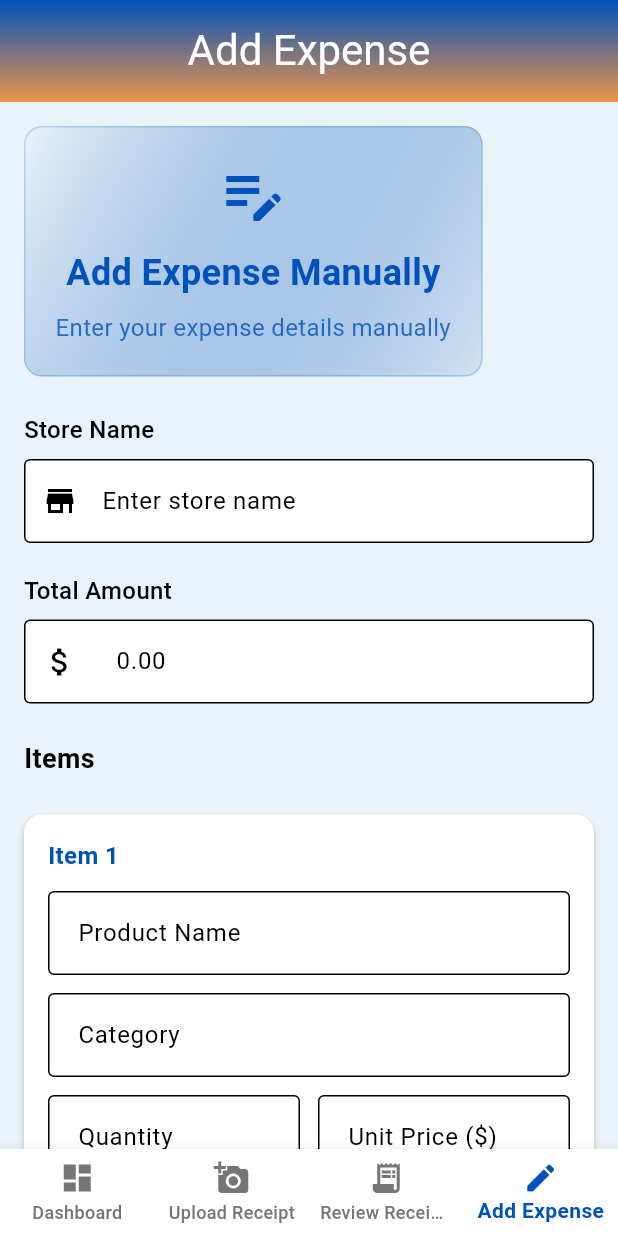
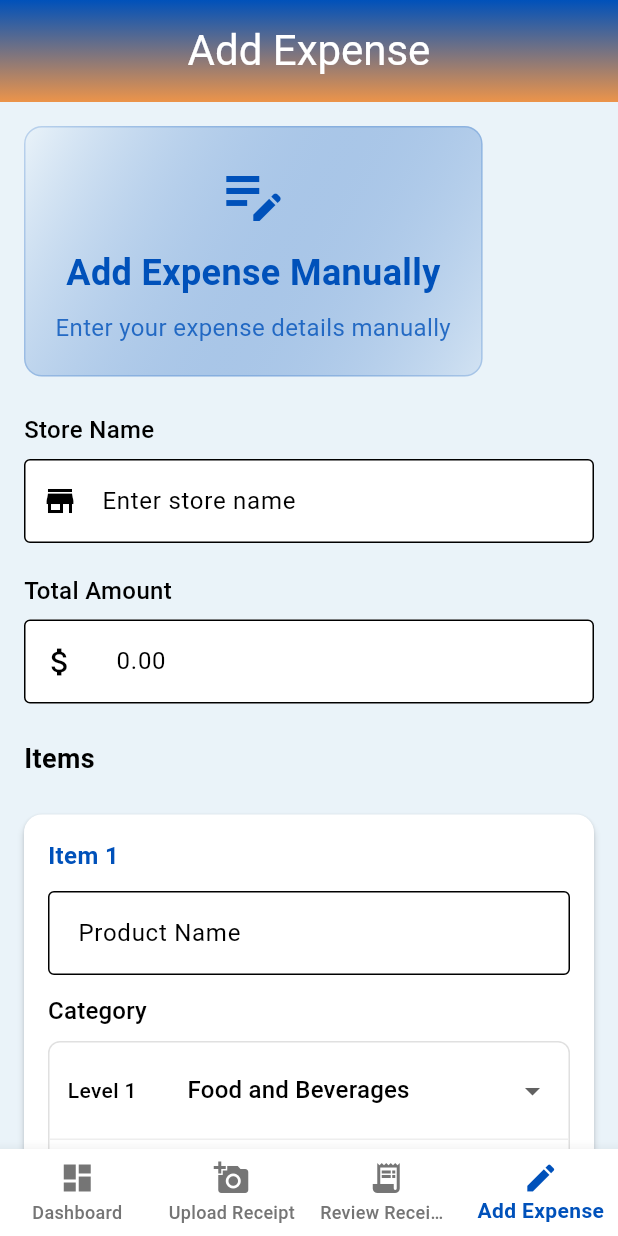
Before and after one commit to Nyamtulla/KDSC_COLAPP, a Flutter app: the AddExpenseScreen screen opened directly, on a phone screen of 412 x 824 dp. Run offline on Flutter 3.47's test engine with Material 3 defaults, Android fonts, the phone set to English and light mode, and no system bars; our stand-ins replace dropdown_search, fl_chart, google_fonts, image_cropper, image_picker; Roboto replaces fonts that are missing (Satisfy).

Commit message:
making category static instead of api call

```diff
--- /dev/null
+++ b/colapp/frontend/lib/utils/categories.dart
@@ -0,0 +1,161 @@
+// BLS Consumer Price Index (CPI) Categories - Static Data
+// This file contains the complete BLS CPI category hierarchy
+// Used by both frontend category picker and LLM parsing
+
+class BLSCategories {
+  static const Map<String, dynamic> hierarchy = {
+    'Food and Beverages': {
+      'Food at home': [
+        'Cereals and bakery products',
+        'Meats, poultry, fish, and eggs',
+        'Dairy and related products',
+        'Fruits and vegetables',
+        'Nonalcoholic beverages and beverage materials',
+        'Other food at home'
+      ],
+      'Food away from home': [
+        'Full service meals and snacks',
+        'Limited service meals and snacks',
+        'Food at employee sites and schools',
+        'Food at elementary and secondary schools',
+        'Food from vending machines and mobile vendors',
+        'Other food away from home'
+      ],
+      'Alcoholic beverages': [
+        'Beer, ale, and other malt beverages at home',
+        'Beer, ale, and other malt beverages away from home',
+        'Wine at home',
+        'Wine away from home',
+        'Distilled spirits at home',
+        'Distilled spirits away from home'
+      ]
+    },
+    'Housing': {
+      'Shelter': [
+        'Rent of primary residence',
+        'Lodging away from home',
+        'Owners equivalent rent of residences',
+        'Tenants and household insurance'
+      ],
+      'Fuels and utilities': [
+        'Fuel oil and other fuels',
+        'Gas (piped) and electricity',
+        'Water and sewer and trash collection services'
+      ],
+      'Household furnishings and operations': [
+        'Window and floor coverings and other linens',
+        'Furniture and bedding',
+        'Appliances',
+        'Tools, hardware, outdoor equipment and supplies',
+        'Housekeeping supplies',
+        'Household cleaning products',
+        'Paper and plastic products',
+        'Miscellaneous household products',
+        'Household operations'
+      ]
+    },
+    'Apparel': {
+      'Apparel': [
+        'Men\'s and boys\' apparel',
+        'Women\'s and girls\' apparel',
+        'Infants\' and toddlers\' apparel',
+        'Footwear',
+        'Jewelry and watches'
+      ]
+    },
+    'Transportation': {
+      'Private transportation': [
+        'New and used motor vehicles',
+        'Motor fuel',
+        'Motor vehicle parts and equipment',
+        'Motor vehicle maintenance and repair',
+        'Motor vehicle insurance',
+        'Motor vehicle fees'
+      ],
+      'Public transportation': [
+        'Airline fare',
+        'Other intercity transportation',
+        'Intracity transportation'
+      ]
+    },
+    'Medical Care': {
+      'Medical care commodities': [
+        'Medicinal drugs',
+        'Medical equipment and supplies'
+      ],
+      'Medical care services': [
+        'Professional services',
+        'Hospital and related services',
+        'Health insurance'
+      ]
+    },
+    'Recreation': {
+      'Recreation': [
+        'Video and audio',
+        'Pets, pet products and services',
+        'Sporting goods',
+        'Photography',
+        'Other recreational goods',
+        'Recreation services'
+      ]
+    },
+    'Education and Communication': {
+      'Education': [
+        'Educational books and supplies',
+        'Tuition, other school fees, and childcare',
+        'College tuition and fees',
+        'Elementary and high school tuition and fees',
+        'Child care and nursery school',
+        'Technical and business school tuition and fees'
+      ],
+      'Communication': [
+        'Postage and delivery services',
+        'Telephone services',
+        'Information technology hardware and services'
+      ]
+    },
+    'Other Goods and Services': {
+      'Tobacco and smoking products': [
+        'Cigarettes',
+        'Other tobacco products and smoking accessories'
+      ],
+      'Personal care': [
+        'Hair, dental, shaving and miscellaneous personal care products',
+        'Cosmetics, perfume, bath, nail preparations and implements',
+        'Personal care services'
+      ],
+      'Miscellaneous personal services': [
+        'Legal services',
+        'Funeral expenses',
+        'Laundry and dry cleaning services',
+        'Apparel services other than laundry and dry cleaning',
+        'Financial services',
+        'Checking account and other bank services',
+        'Tax return preparation and other accounting fees',
+        'Miscellaneous personal services'
+      ]
+    }
+  };
+
+  // Get all categories as a flat list for LLM parsing
+  static List<String> getAllCategories() {
+    List<String> categories = [];
+
+    hierarchy.forEach((level1, level2Map) {
+      level2Map.forEach((level2, level3List) {
+        level3List.forEach((level3) {
+          categories.add('$level1 > $level2 > $level3');
+        });
+      });
+    });
+
+    return categories;
+  }
+
+  // Get category hierarchy for frontend
+  static Map<String, dynamic> getHierarchy() {
+    return hierarchy;
+  }
+
+
+}
--- a/colapp/frontend/lib/widgets/hierarchical_category_picker.dart
+++ b/colapp/frontend/lib/widgets/hierarchical_category_picker.dart
@@ -104,6 +104,33 @@ class _HierarchicalCategoryPickerState extends State<HierarchicalCategoryPicker>
                     });
                     _updateSelectedCategory();
                   },
+                )
+              else if (selectedLevel2 != null)
+                // If no level 3, just show the selected level 2
+                Container(
+                  padding: const EdgeInsets.symmetric(horizontal: 12, vertical: 8),
+                  decoration: BoxDecoration(
+                    border: Border(
+                      bottom: BorderSide(color: Colors.grey.shade200),
+                    ),
+                  ),
+                  child: Row(
+                    children: [
+                      SizedBox(
+                        width: 80,
+                        child: Text(
+                          'Selected:',
+                          style: const TextStyle(fontWeight: FontWeight.w500),
+                        ),
+                      ),
+                      Expanded(
+                        child: Text(
+                          '$selectedLevel1 > $selectedLevel2',
+                          style: const TextStyle(fontWeight: FontWeight.w500),
+                        ),
+                      ),
+                    ],
+                  ),
                 ),
             ],
           ),
@@ -118,6 +145,34 @@ class _HierarchicalCategoryPickerState extends State<HierarchicalCategoryPicker>
     List<String> options,
     Function(String?) onChanged,
   ) {
+    // Handle empty options
+    if (options.isEmpty) {
+      return Container(
+        padding: const EdgeInsets.symmetric(horizontal: 12, vertical: 8),
+        decoration: BoxDecoration(
+          border: Border(
+            bottom: BorderSide(color: Colors.grey.shade200),
+          ),
+        ),
+        child: Row(
+          children: [
+            SizedBox(
+              width: 80,
+              child: Text(
+                label,
+                style: const TextStyle(fontWeight: FontWeight.w500),
+              ),
+            ),
+            Expanded(
+              child: Text(
+                'No options available',
+                style: TextStyle(color: Colors.grey.shade600),
+              ),
+            ),
+          ],
+        ),
+      );
+    }
     return Container(
       padding: const EdgeInsets.symmetric(horizontal: 12, vertical: 8),
       decoration: BoxDecoration(
```
Also changed, not shown: colapp/frontend/lib/screens/add_expense_screen.dart (+7 -12 lines), colapp/frontend/lib/screens/edit_receipt_screen.dart (+7 -12 lines), 1 other file.
